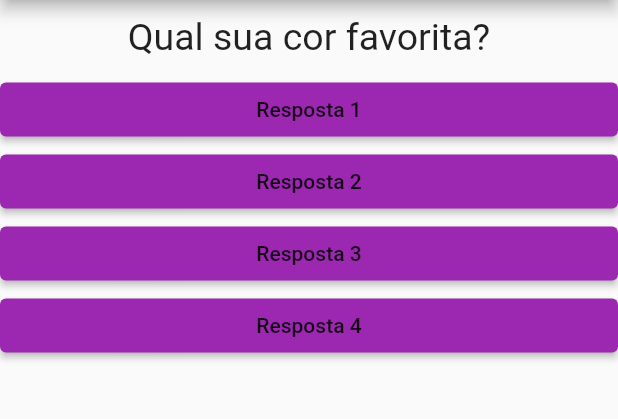
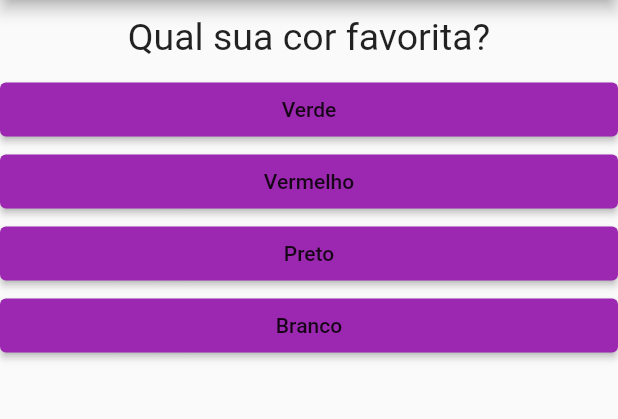
Before and after one commit to Rafael-Ramosc/App-Perguntas, a Flutter app: the screen it shows after launch, on a phone screen of 412 x 824 dp, the part 84-503 px from its top. Run offline on Flutter 3.47's test engine with Material 2 defaults, Android fonts, the phone set to English and light mode, and no system bars.

Commit message:
estudo 26/04/2022

```diff
--- a/lib/main.dart
+++ b/lib/main.dart
@@ -9,15 +9,7 @@ main() {
 class PerguntaAppState extends State<PerguntaApp> {
   var perguntaSelecionada = 0;
 
-  void responder() {
-    setState(() {
-      perguntaSelecionada++;
-    });
-  }
-
-  @override
-  Widget build(BuildContext context) {
-    final List<Map> perguntas = [
+  final List<Map> perguntas = const [
     {
       'texto': 'Qual sua cor favorita?',
       'respostas': ['Verde', 'Vermelho', 'Preto', 'Branco'],
@@ -31,28 +23,53 @@ class PerguntaAppState extends State<PerguntaApp> {
       'respostas': ['Gol', 'Uno', 'Chevette', 'Renault Kangoo'],
     }
   ];
-    final resposta = [
-      'Resposta 1',
-      'Resposta 2',
-      'Resposta 3',
-      'Resposta 4',
-    ];
+
+  void responder() {
+    if (temPerguntaSelecionada) {
+      setState(() {
+        perguntaSelecionada++;
+      });
+    }
+  }
+
+  bool get temPerguntaSelecionada {
+    return perguntaSelecionada < perguntas.length;
+  }
+
+  @override
+  Widget build(BuildContext context) {
+    /*
+    List<Widget> respostas = [];
+    for (String textoResp in perguntas[perguntaSelecionada]['respostas']) {
+      respostas.add(Resposta(textoResp, responder)); Um exemplo mais imperativo
+    }*/
+
+    List<String>? respostas = temPerguntaSelecionada
+        ? perguntas[perguntaSelecionada]['respostas']
+        : [];
+
+    List<Widget> widgets =
+        respostas!.map((t) => Resposta(t, responder)).toList();
 
     return MaterialApp(
       home: Scaffold(
         appBar: AppBar(
-          title: Text('Perguntas'),
+          title: const Text('Perguntas'),
           centerTitle: true,
           backgroundColor: Colors.purple,
         ),
-        body: Column(
-          children: [
-            Questao(perguntas[perguntaSelecionada]['texto']),
-            Resposta(resposta[0], responder),
-            Resposta(resposta[1], responder),
-            Resposta(resposta[2], responder),
-            Resposta(resposta[3], responder),
+        body: temPerguntaSelecionada
+            ? Column(
+                children: <Widget>[
+                  Questao(perguntas[perguntaSelecionada]['texto'].toString()),
+                  ...widgets,
                 ],
+              )
+            : const Center(
+                child: Text(
+                  'Parabéns!',
+                  style: TextStyle(fontSize: 28),
+                ),
               ),
       ),
     );
```
Lines whose indentation alone changed are shown as unchanged.
